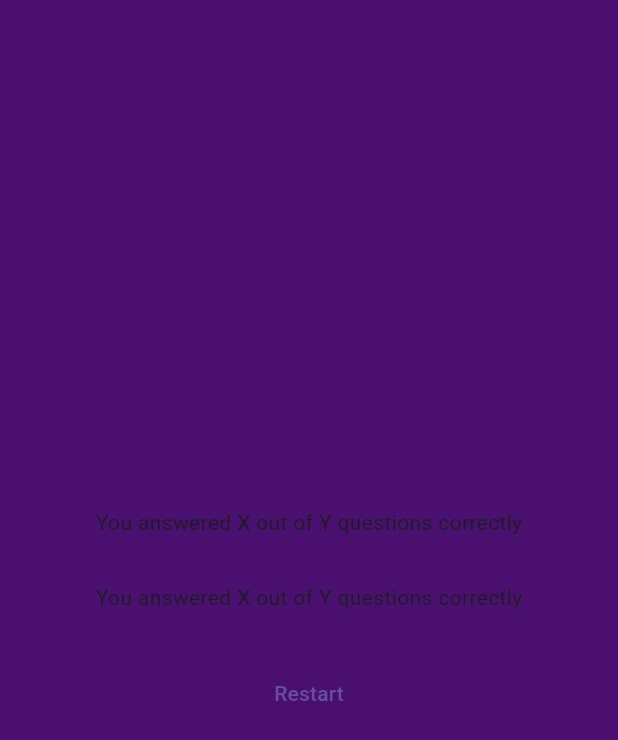
After one commit to hegzo891/My_Flutter_Projects, a Flutter app: the Results screen opened directly, on a phone screen of 412 x 824 dp. The commit adds this screen. Shown: the top 740 px of the screen. Run offline on Flutter 3.47's test engine with Material 3 defaults, Android fonts, the phone set to English and light mode, and no system bars; our stand-ins replace google_fonts.

Commit message:
result page

```diff
--- /dev/null
+++ b/quiz/lib/Screens/results.dart
@@ -0,0 +1,30 @@
+import 'package:flutter/cupertino.dart';
+import 'package:flutter/material.dart';
+
+class Results extends StatelessWidget {
+  const Results({super.key});
+
+  @override
+  Widget build(BuildContext context) {
+    return Scaffold(
+      backgroundColor: const Color(0xff491070),
+      body: SizedBox(
+        width: double.infinity,
+        child: Container(
+          margin: EdgeInsets.all(40),
+          child: Column(
+            mainAxisAlignment: MainAxisAlignment.center,
+            children: [
+                Text("You answered X out of Y questions correctly"),
+              SizedBox(height: 30,),
+              Text("You answered X out of Y questions correctly"),
+              SizedBox(height: 30,),
+              TextButton(onPressed: (){}, child: Text("Restart"))
+
+            ],
+          ),
+        ),
+      ),
+    );
+  }
+}
--- a/quiz/lib/main.dart
+++ b/quiz/lib/main.dart
@@ -1,4 +1,5 @@
 import 'package:flutter/material.dart';
+import 'package:quiz/Screens/results.dart';
 
 import 'Screens/questions.dart';
 import 'Screens/welcome.dart';
@@ -40,7 +41,7 @@ class _QuizState extends State<Quiz> {
     selectedAnswers.add(answer);
     if (selectedAnswers.length == questions.length) {
       setState(() {
-        current = Welcome(toggleScreen);
+        current = const Results();
         selectedAnswers = [];
       });
     }
```
